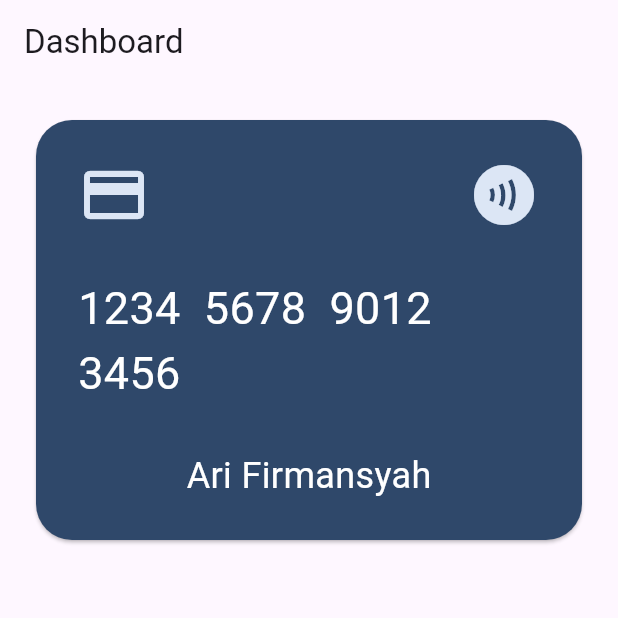
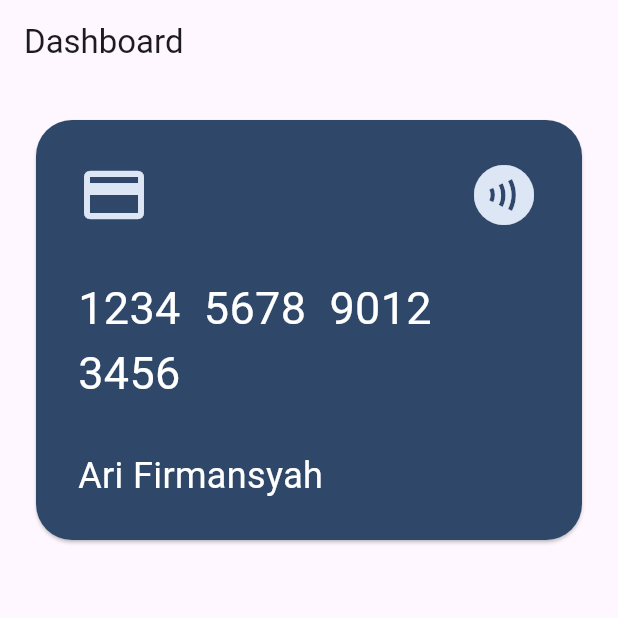
Before and after one commit to Mansyahariii/Tugas_week_8_1123150136, a Flutter app: the screen it shows after launch, on a phone screen of 412 x 824 dp, the top half of it. Run offline on Flutter 3.47's test engine with Material 3 defaults, Android fonts, the phone set to English and light mode, and no system bars.

Commit message:
wrap text ke container dan memberi alignment ke centerLeft

```diff
--- a/lib/pages/master_card.dart
+++ b/lib/pages/master_card.dart
@@ -47,9 +47,12 @@ class MasterCard extends StatelessWidget {
                           style: TextStyle(fontSize: 30.0, color: Colors.white),
                         ),
                       ),
-                      Text(
-                        "Ari Firmansyah",
-                        style: TextStyle(fontSize: 24.0, color: Colors.white),
+                      Container(
+                        alignment: Alignment.centerLeft,
+                        child: Text(
+                          "Ari Firmansyah",
+                          style: TextStyle(fontSize: 24.0, color: Colors.white),
+                        ),
                       ),
                     ],
                   ),
```
